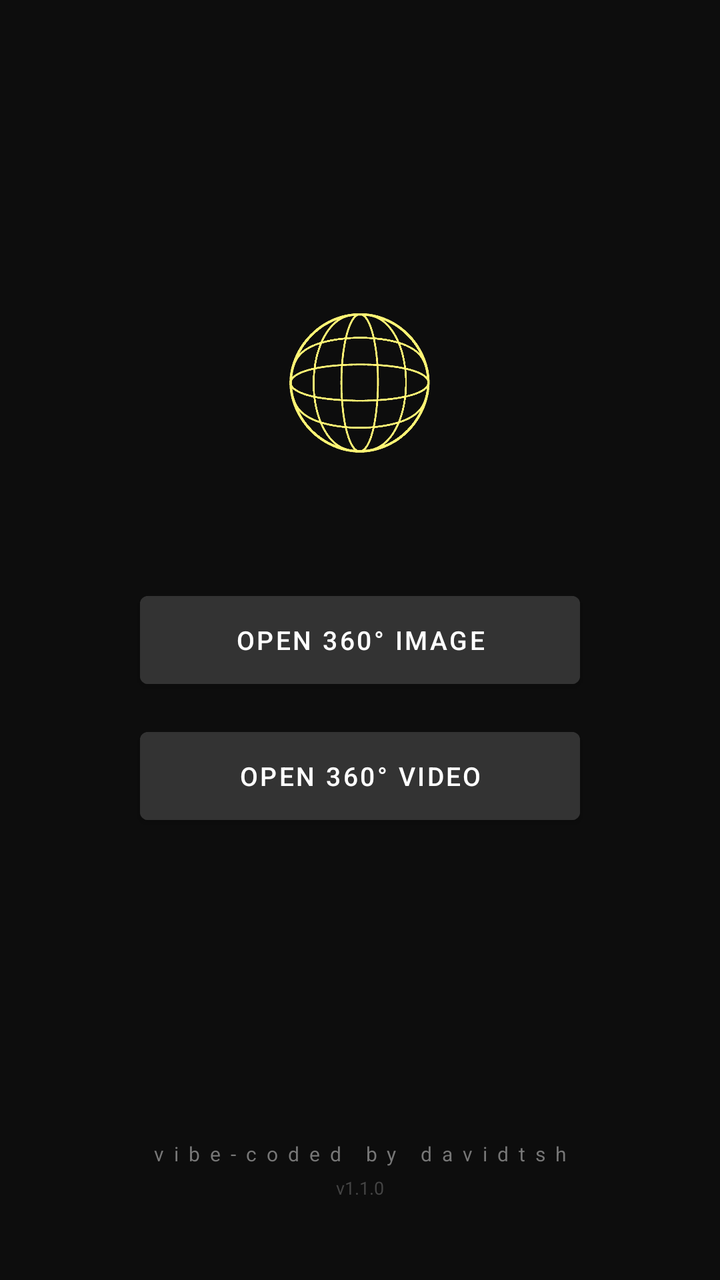
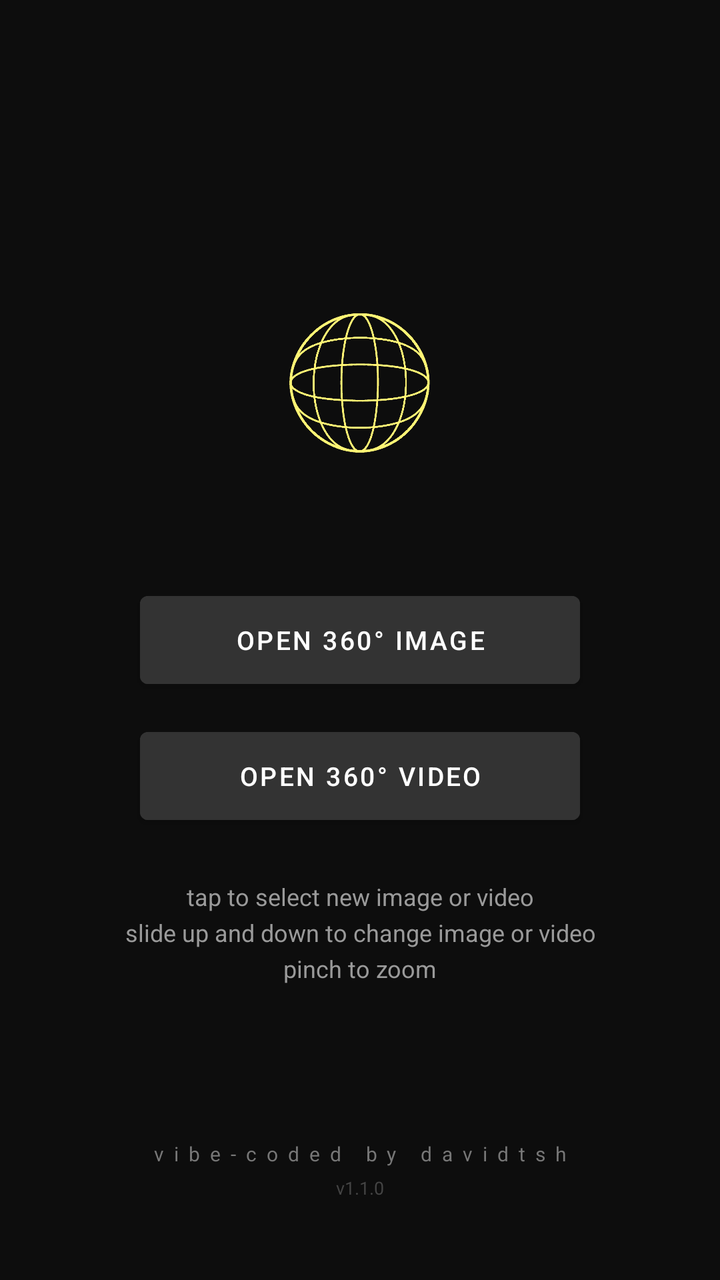

The first picture is an Android layout as it rendered before a commit; the second is the same layout after the commit. The layout source and the unified diff follow.
<!-- AndroidManifest.xml: application theme Theme.XReal360Viewer -->
<!-- res/layout/activity_main.xml -->
<?xml version="1.0" encoding="utf-8"?>
<androidx.constraintlayout.widget.ConstraintLayout
    xmlns:android="http://schemas.android.com/apk/res/android"
    xmlns:app="http://schemas.android.com/apk/res-auto"
    xmlns:tools="http://schemas.android.com/tools"
    android:layout_width="match_parent"
    android:layout_height="match_parent"
    android:background="#0D0D0D">

    <ImageView
        android:id="@+id/imgSphereLogo"
        android:layout_width="140dp"
        android:layout_height="140dp"
        android:layout_marginBottom="28dp"
        android:contentDescription="@string/app_name"
        android:scaleType="fitCenter"
        android:src="@drawable/ic_launcher_foreground"
        app:layout_constraintBottom_toTopOf="@id/btnPickImage"
        app:layout_constraintEnd_toEndOf="parent"
        app:layout_constraintStart_toStartOf="parent" />

    <Button
        android:id="@+id/btnPickImage"
        android:layout_width="220dp"
        android:layout_height="56dp"
        android:text="Open 360° Image"
        android:textSize="13sp"
        android:backgroundTint="#333333"
        app:layout_constraintTop_toTopOf="parent"
        app:layout_constraintBottom_toBottomOf="parent"
        app:layout_constraintStart_toStartOf="parent"
        app:layout_constraintEnd_toEndOf="parent"/>

    <Button
        android:id="@+id/btnPickVideo"
        android:layout_width="220dp"
        android:layout_height="56dp"
        android:layout_marginTop="12dp"
        android:text="Open 360° Video"
        android:textSize="13sp"
        android:backgroundTint="#333333"
        app:layout_constraintTop_toBottomOf="@id/btnPickImage"
        app:layout_constraintStart_toStartOf="parent"
        app:layout_constraintEnd_toEndOf="parent"/>

    <TextView
        android:id="@+id/tvCredit"
        android:layout_width="wrap_content"
        android:layout_height="wrap_content"
        android:layout_marginBottom="4dp"
        android:text="vibe-coded by davidtsh"
        android:textColor="#777777"
        android:textSize="10sp"
        android:letterSpacing="0.5"
        app:layout_constraintBottom_toTopOf="@id/tvVersion"
        app:layout_constraintEnd_toEndOf="parent"
        app:layout_constraintStart_toStartOf="parent" />

    <TextView
        android:id="@+id/tvVersion"
        android:layout_width="wrap_content"
        android:layout_height="wrap_content"
        android:layout_marginBottom="40dp"
        android:text="v1.1.0"
        android:textColor="#444444"
        android:textSize="9sp"
        app:layout_constraintBottom_toBottomOf="parent"
        app:layout_constraintEnd_toEndOf="parent"
        app:layout_constraintStart_toStartOf="parent" />

</androidx.constraintlayout.widget.ConstraintLayout>
<!-- resources referenced by this layout -->
<resources>
  <!-- drawable ic_launcher_foreground: png bitmap (drawable, 100624 bytes) -->
  <string name="app_name">XREAL 360° Viewer</string>
  <style name="Theme.XReal360Viewer" parent="Theme.MaterialComponents.DayNight.NoActionBar">
          <item name="colorPrimary">#1A73E8</item>
          <item name="colorPrimaryVariant">#1557B0</item>
          <item name="colorOnPrimary">#FFFFFF</item>
          <item name="android:windowBackground">#000000</item>
          <item name="android:windowSplashScreenBackground">#000000</item>
          <item name="android:windowSplashScreenAnimatedIcon">@drawable/transparent</item>
      </style>
  <!-- drawable transparent (drawable) -->
  <?xml version="1.0" encoding="utf-8"?>
  <shape xmlns:android="http://schemas.android.com/apk/res/android">
      <solid android:color="@android:color/transparent" />
  </shape>
</resources>

<!-- the commit's change to res/layout/activity_main.xml (unified diff, before → after) -->
@@ -44,6 +44,22 @@
         app:layout_constraintEnd_toEndOf="parent"/>
 
     <TextView
+        android:id="@+id/tvInstructions"
+        android:layout_width="0dp"
+        android:layout_height="wrap_content"
+        android:layout_marginStart="32dp"
+        android:layout_marginTop="24dp"
+        android:layout_marginEnd="32dp"
+        android:gravity="center"
+        android:lineSpacingExtra="4dp"
+        android:text="tap to select new image or video&#10;slide up and down to change image or video&#10;pinch to zoom"
+        android:textColor="#9A9A9A"
+        android:textSize="12sp"
+        app:layout_constraintEnd_toEndOf="parent"
+        app:layout_constraintStart_toStartOf="parent"
+        app:layout_constraintTop_toBottomOf="@id/btnPickVideo" />
+
+    <TextView
         android:id="@+id/tvCredit"
         android:layout_width="wrap_content"
         android:layout_height="wrap_content"
